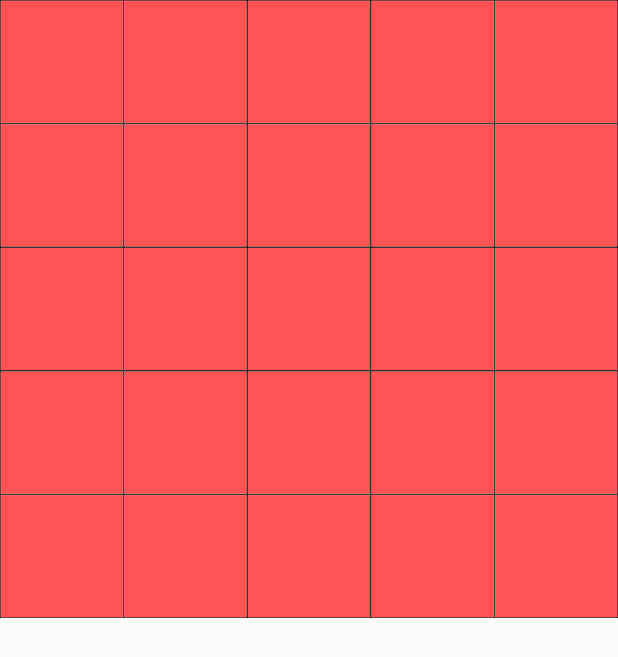
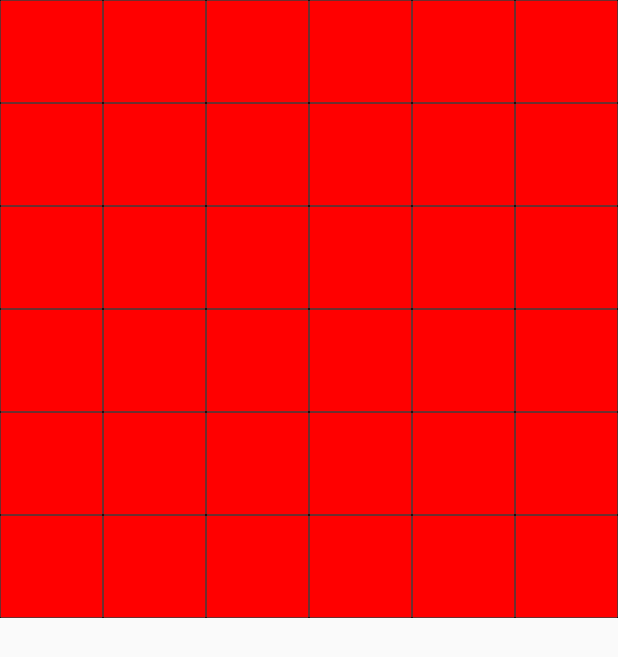
Before and after one commit to goranesine/creative_metronome, a Flutter app: the screen it shows after launch, on a phone screen of 412 x 824 dp. Shown: the top 657 px of the screen. Run offline on Flutter 3.47's test engine with Material 2 defaults, Android fonts, the light colour scheme and no system bars; our stand-ins replace get, hexcolor; missing offline and left inert: dart:ffi.

Commit message:
first_working_version_brick_state

```diff
--- a/lib/main.dart
+++ b/lib/main.dart
@@ -4,7 +4,6 @@ import 'package:get/get.dart';
 import 'package:math_game/models/player_one_game_model.dart';
 import 'package:math_game/pages/home_page.dart';
 import 'package:math_game/widgets/playerOneBoard.dart';
-
 
 void main() {
   Get.put(PlayerOneGameModel());
@@ -15,7 +14,7 @@ class MyApp extends StatelessWidget {
   // This widget is the root of your application.
   @override
   Widget build(BuildContext context) {
-    SystemChrome.setEnabledSystemUIMode(SystemUiMode.manual, overlays: [SystemUiOverlay.bottom]);
+  //  SystemChrome.setEnabledSystemUIMode(SystemUiMode.manual, overlays: [SystemUiOverlay.bottom]);
     return GetMaterialApp(
       title: 'Math game',
       theme: ThemeData(
--- a/lib/models/player_one_game_model.dart
+++ b/lib/models/player_one_game_model.dart
@@ -1,64 +1,152 @@
+import 'dart:collection';
+import 'dart:convert';
+import 'dart:ffi';
+
 import 'package:flutter/material.dart';
 import 'package:get/get.dart';
 import 'package:collection/collection.dart';
 
+class BrickModel {
+  int brickIndex = 0;
+  List<String> colorAndIsTapped = [];
+
+  BrickModel({required this.brickIndex, required this.colorAndIsTapped});
+}
+
 class PlayerOneGameModel extends GetxController {
-  final RxList<List<String>> listColors = [
-    ["#c500bd", "false"],
-    ["#000066", "false"],
-    ["#494a65", "false"],
-    ["#bd00ff", "false"],
-    ["#0900ff", "false"],
-    ["#c500bd", "false"],
-    ["#000066", "false"],
-    ["#494a65", "false"],
-    ["#bd00ff", "false"],
-    ["#0900ff", "false"],
-    ["#c500bd", "false"],
-    ["#000066", "false"],
-    ["#494a65", "false"],
-    ["#bd00ff", "false"],
-    ["#0900ff", "false"],
-    ["#c500bd", "false"],
-    ["#000066", "false"],
-    ["#494a65", "false"],
-    ["#bd00ff", "false"],
-    ["#0900ff", "false"],
-    ["#c500bd", "false"],
-    ["#000066", "false"],
-    ["#494a65", "false"],
-    ["#bd00ff", "false"],
-    ["#0900ff", "false"]
+  Map<String, dynamic> testList = {
+    "brickIndex": 1,
+    "brickColor": "#c500bd",
+    "isTapped": false,
+  };
+
+  final RxList<List<String>> listColorsInitState = [
+    ["#c500bd", "false", "false"],
+    ["#000066", "false", "false"],
+    ["#494a65", "false", "false"],
+    ["#bd00ff", "false", "false"],
+    ["#0900ff", "false", "false"],
+    ["#c500bd", "false", "false"],
+    ["#c500bd", "false", "false"],
+    ["#000066", "false", "false"],
+    ["#494a65", "false", "false"],
+    ["#bd00ff", "false", "false"],
+    ["#0900ff", "false", "false"],
+    ["#c500bd", "false", "false"],
+    ["#c500bd", "false", "false"],
+    ["#000066", "false", "false"],
+    ["#494a65", "false", "false"],
+    ["#bd00ff", "false", "false"],
+    ["#0900ff", "false", "false"],
+    ["#c500bd", "false", "false"],
+    ["#c500bd", "false", "false"],
+    ["#000066", "false", "false"],
+    ["#494a65", "false", "false"],
+    ["#bd00ff", "false", "false"],
+    ["#0900ff", "false", "false"],
+    ["#c500bd", "false", "false"],
+    ["#c500bd", "false", "false"],
+    ["#000066", "false", "false"],
+    ["#494a65", "false", "false"],
+    ["#bd00ff", "false", "false"],
+    ["#0900ff", "false", "false"],
+    ["#c500bd", "false", "false"],
+    ["#c500bd", "false", "false"],
+    ["#000066", "false", "false"],
+    ["#494a65", "false", "false"],
+    ["#bd00ff", "false", "false"],
+    ["#0900ff", "false", "false"],
+    ["#c500bd", "false", "false"]
+  ].obs;
+
+  RxList<List<String>> listColors2 = [
+    ["#c500bd", "false", "false"],
+    ["#000066", "false", "false"],
+    ["#494a65", "false", "false"],
+    ["#bd00ff", "false", "false"],
+    ["#0900ff", "false", "false"],
+    ["#c500bd", "false", "false"],
+    ["#c500bd", "false", "false"],
+    ["#000066", "false", "false"],
+    ["#494a65", "false", "false"],
+    ["#bd00ff", "false", "false"],
+    ["#0900ff", "false", "false"],
+    ["#c500bd", "false", "false"],
+    ["#c500bd", "false", "false"],
+    ["#000066", "false", "false"],
+    ["#494a65", "false", "false"],
+    ["#bd00ff", "false", "false"],
+    ["#0900ff", "false", "false"],
+    ["#c500bd", "false", "false"],
+    ["#c500bd", "false", "false"],
+    ["#000066", "false", "false"],
+    ["#494a65", "false", "false"],
+    ["#bd00ff", "false", "false"],
+    ["#0900ff", "false", "false"],
+    ["#c500bd", "false", "false"],
+    ["#c500bd", "false", "false"],
+    ["#000066", "false", "false"],
+    ["#494a65", "false", "false"],
+    ["#bd00ff", "false", "false"],
+    ["#0900ff", "false", "false"],
+    ["#c500bd", "false", "false"],
+    ["#c500bd", "false", "false"],
+    ["#000066", "false", "false"],
+    ["#494a65", "false", "false"],
+    ["#bd00ff", "false", "false"],
+    ["#0900ff", "false", "false"],
+    ["#c500bd", "false", "false"]
   ].obs;
 
   int numberOffTappedTimes = 0;
-  List<List<int>> listOffTappedColors = [];
+  List<int> listOffTappedColors = [];
   List<List<int>> temp = [];
   String colorOne = "";
   String colorTwo = "";
   String colorThree = "";
   RxBool colorNotMatched = false.obs;
-  final String whiteColor = "#FFFFFF";
+  final String disabledColor = "#FFFFFF";
   RxBool endOffTurn = false.obs;
+  RxBool showInitBrickColor = true.obs;
+  final RxString frontColor = "#ff0000".obs;
+  String backColor = "#ff0000";
 
-  void stopGame(int x, int y) {
+  // Rx<String> actualColor = "#ff0000".obs;
+  List actualColor = [].obs;
+  RxBool disableTapBool = false.obs;
+
+  void onTap(int index) {
+    if (numberOffTappedTimes < 3) {
+      listOffTappedColors.add(index);
+      numberOffTappedTimes++;
+      listColors2[index][1] = "true";
+      //  listColors2[index][2] = "true";
+      print(numberOffTappedTimes);
+      update();
+      checkIfIsThreeTimesTapped();
+    } else {
+      checkIfColorsAreMatched();
+    }
+  }
+
+  void checkIfIsThreeTimesTapped() {
+    numberOffTappedTimes == 3 ? checkIfColorsAreMatched() : null;
+  }
+
+  void disableTap() {
+    disableTapBool.value = true;
+  }
+
+  void stopGame() {
     // newMove();
   }
 
   void newMoveAfterColorMatched() {
-    numberOffTappedTimes = 0;
-    listOffTappedColors.clear();
-    temp.clear();
-    colorNotMatched.value = false;
-    endOffTurn.value = false;
+
   }
 
   void newMoveAfterColorNotMatched() {
-    numberOffTappedTimes = 0;
-    listOffTappedColors.clear();
-    temp.clear();
-    colorNotMatched.value = false;
-  //  endOffTurn.value = false;
+
   }
 
   void callCheckIfColorsAreMatched() {
@@ -69,51 +157,67 @@ class PlayerOneGameModel extends GetxController {
 
   void checkIfColorsAreMatched() {
     if (listOffTappedColors.length == 3) {
-      for (var i = 0; 3 > i; i++) {
-        temp.add(listOffTappedColors[i]);
-      }
-      colorOne = listColors[temp[0][0]].first;
-      colorTwo = listColors[temp[1][0]].first;
-      colorThree = listColors[temp[2][0]].first;
+      colorOne = listColors2[listOffTappedColors[0]][0];
+      colorTwo = listColors2[listOffTappedColors[1]][0];
+      colorThree = listColors2[listOffTappedColors[2]][0];
 
       if (colorOne == colorTwo && colorOne == colorThree) {
-        endOffTurn.value = true;
+     //   endOffTurn.value = true;
         print("Same colors ");
-        for (var i = 0; listColors.length > i; i++) {
-          if (listColors[i][0] == colorOne && listColors[i][1] == "true") {
-            listColors[i][0] = whiteColor;
-          }
-          endOffTurn.value = true;
-          update();
-          newMoveAfterColorMatched();
-        }
+        listColors2[listOffTappedColors[0]][2] = "true";
+        listColors2[listOffTappedColors[1]][2] = "true";
+        listColors2[listOffTappedColors[2]][2] = "true";
+        update();
+        rebuildListAfterColorMatched();
       } else {
         print("Different colors ");
 
-        colorNotMatched.value = true;
-        for (var i = 0; listColors.length > i; i++) {
-          listColors[i][1] = "false";
-        }
         endOffTurn.value = true;
 
         update();
-        newMoveAfterColorNotMatched();
+        rebuildListAfterColorNotMatched();
       }
-      print("$listColors");
+      //  print("$listColors");
     }
   }
 
-  void removeMatchedColorsFromList() {}
-
-  void addTappedColorToList(int x, int y) {
-    listOffTappedColors.add([x, y]);
-    print("list is $listOffTappedColors");
+  void rebuildListToInit() {
+    listColors2 = listColorsInitState;
+    update();
+  }
+  void rebuildListAfterColorMatched(){
+    rebuildListToInit();
+     listColors2[listOffTappedColors[0]][0] = colorOne ;
+     listColors2[listOffTappedColors[1]][0] = colorTwo;
+    listColors2[listOffTappedColors[2]][0] = colorThree;
+    listColors2[listOffTappedColors[0]][1] = "true" ;
+     listColors2[listOffTappedColors[1]][1] = "true";
+    listColors2[listOffTappedColors[2]][1] = "true";
+    listColors2[listOffTappedColors[0]][2] = "true" ;
+     listColors2[listOffTappedColors[1]][2] = "true";
+    listColors2[listOffTappedColors[2]][2] = "true";
+    update();
+    resetCounters();
   }
 
-  void increaseNumberOffTappedTimes(int x, int y) {
-    addTappedColorToList(x, y);
-    numberOffTappedTimes++;
-    numberOffTappedTimes >= 3 ? stopGame(x, y) : null;
-    callCheckIfColorsAreMatched();
+  void rebuildListAfterColorNotMatched(){
+
+   // rebuildListToInit();
+     listColors2[listOffTappedColors[0]][0] = listColorsInitState[listOffTappedColors[0]][0] ;
+     listColors2[listOffTappedColors[1]][0] = listColorsInitState[listOffTappedColors[1]][0] ;
+    listColors2[listOffTappedColors[2]][0] = listColorsInitState[listOffTappedColors[2]][0] ;
+    listColors2[listOffTappedColors[0]][1] = "false" ;
+     listColors2[listOffTappedColors[1]][1] = "false";
+    listColors2[listOffTappedColors[2]][1] = "false";
+    listColors2[listOffTappedColors[0]][2] = "false" ;
+     listColors2[listOffTappedColors[1]][2] = "false";
+    listColors2[listOffTappedColors[2]][2] = "false";
+    update();
+    resetCounters();
+  }
+  void resetCounters(){
+    listOffTappedColors.clear();
+    numberOffTappedTimes = 0;
+
   }
 }
--- a/lib/pages/game_page.dart
+++ b/lib/pages/game_page.dart
@@ -12,7 +12,7 @@ class GamePage extends StatelessWidget {
 
   @override
   Widget build(BuildContext context) {
-    int listLength = 5;
+    int listLength = 6;
     return GridView.builder(
       padding: EdgeInsetsGeometry.lerp(EdgeInsets.zero, EdgeInsets.zero, 0.0),
       physics: NeverScrollableScrollPhysics(),
@@ -28,9 +28,8 @@ class GamePage extends StatelessWidget {
 }
 
 Widget _buildGridItems(BuildContext context, int index) {
-  final playerOneGameModel = Get.find<PlayerOneGameModel>();
-
-  int gridStateLength = 5;
+  final String frontColor = "#ff0000";
+  int gridStateLength = 6;
   int x, y = 0;
   x = (index / gridStateLength).floor();
   y = (index % gridStateLength);
@@ -42,14 +41,11 @@ Widget _buildGridItems(BuildContext context, int index) {
             child: GetBuilder<PlayerOneGameModel>(
               init: PlayerOneGameModel(),
               builder: (_)=>
-               Opacity(
-                    opacity:
-                    _.listColors[index][0] == "#FFFFFF"  ? 0.0 : 1.0,
-                    child:  Brick(
-          backColor: playerOneGameModel.listColors[index][0],
+               Brick(
+          backColor: _.listColors2[index][1] == "false" ? frontColor : _.listColors2[index][0],
           index: index,
           row: y,
-        )),
+        ),
             ),
 
     ),
--- a/lib/widgets/brick.dart
+++ b/lib/widgets/brick.dart
@@ -8,7 +8,6 @@ class Brick extends StatefulWidget {
   final int index;
 
   final int row;
-
   const Brick(
       {required this.backColor, required this.index, required this.row});
 
@@ -18,45 +17,20 @@ class Brick extends StatefulWidget {
 
 class _BrickState extends State<Brick> {
   final playerOneGameModel = Get.find<PlayerOneGameModel>();
-double _opacity = 1.0;
-  bool showInitColor = true;
-  final Color frontColor = Colors.redAccent;
 
   @override
   Widget build(BuildContext context) {
-    _opacity = playerOneGameModel.listColors[widget.index][0] == "#FFFFFF" ? 0.0 : 1.0;
+
 
     //  String _isTapped = playerOneGameModel.listColors[widget.index][1];
     // bool isTapped = _isTapped == "false" ? false : true;
     // TODO: implement build
-    return
-
-      GestureDetector(
-        onTap: () => setState(() {
-          if (showInitColor == true) {
-            String _isTapped = playerOneGameModel.listColors[widget.index][1];
-            bool isTapped = _isTapped == "false" ? false : true;
-            if (isTapped == false) {
-              playerOneGameModel.listColors[widget.index][1] = "true";
-              showInitColor = false;
-              playerOneGameModel.increaseNumberOffTappedTimes(widget.index, 0);
-            }
-          } else {
-            if(playerOneGameModel.endOffTurn.value == true){
-               showInitColor = true;
-
-            }
-        }
-        }),
-        child:
-
-           Container(
-              color:
-                  showInitColor == true ? frontColor : HexColor(widget.backColor),
-
-
-
-          ),
+    return GestureDetector(
+      onTap: ()=> playerOneGameModel.listColors2[widget.index][1] == "false"?
+          playerOneGameModel.onTap(widget.index) : null,
+      child: Container(
+        color: playerOneGameModel.listColors2[widget.index][2] == "false" ? HexColor(widget.backColor) : Colors.white ,
+      ),
     );
   }
 }
```
Also changed, not shown: pubspec.lock.
